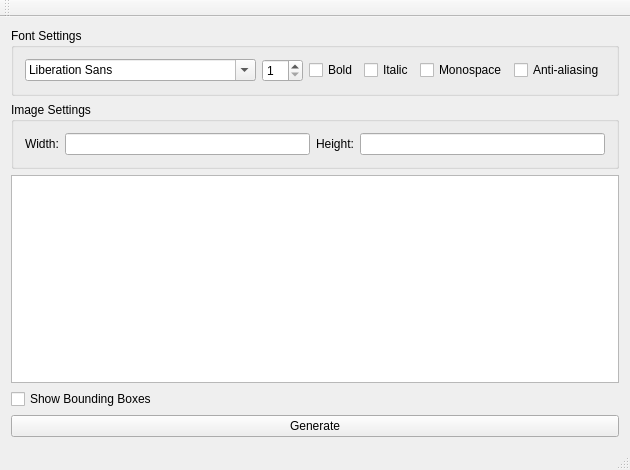
This is mainwindow.ui in JinpengLI/tesseract-trainer as Qt 5 draws it before an edit. The edited form follows.
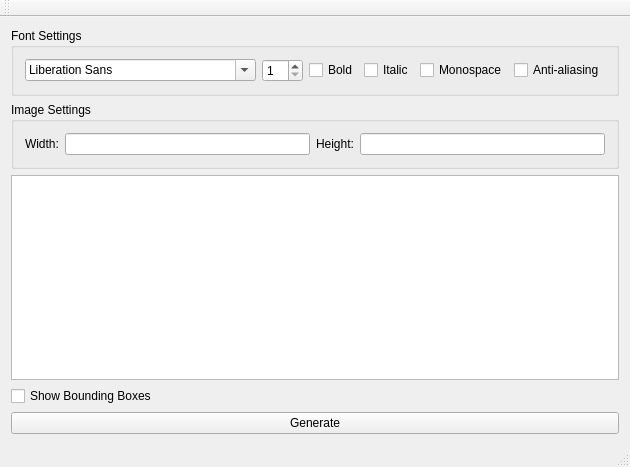
This is the edited form.

Diff of the .ui file:
```diff
--- a/mainwindow.ui
+++ b/mainwindow.ui
@@ -7,7 +7,7 @@
     <x>0</x>
     <y>0</y>
     <width>549</width>
-    <height>470</height>
+    <height>467</height>
    </rect>
   </property>
   <property name="windowTitle">
```
